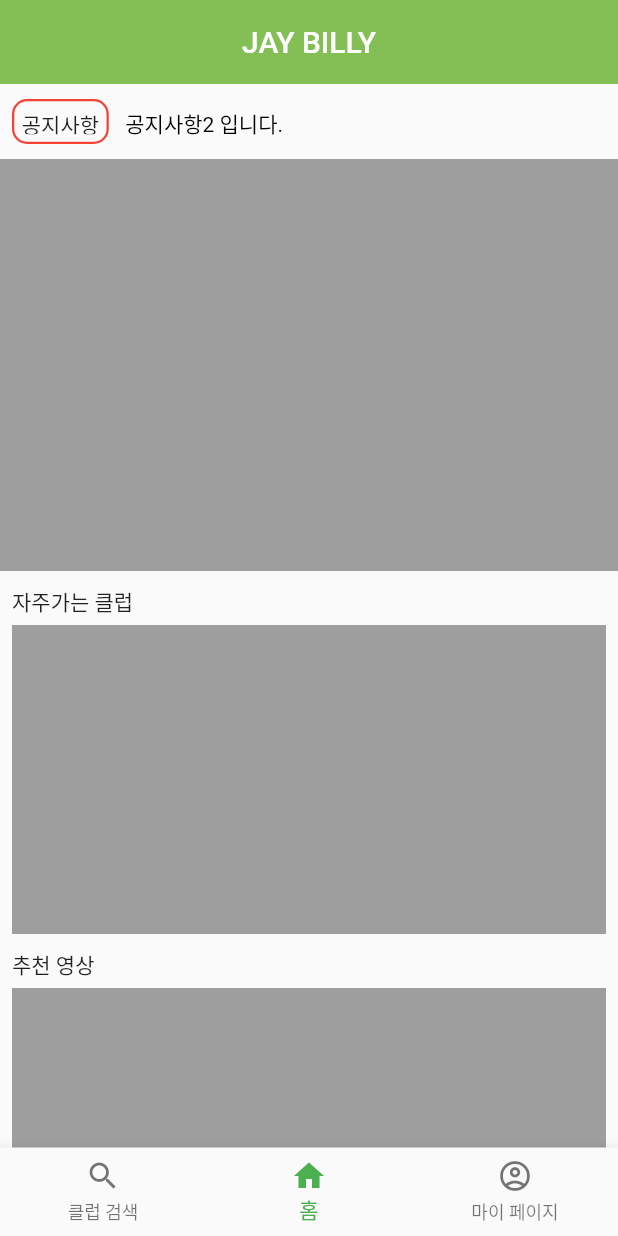
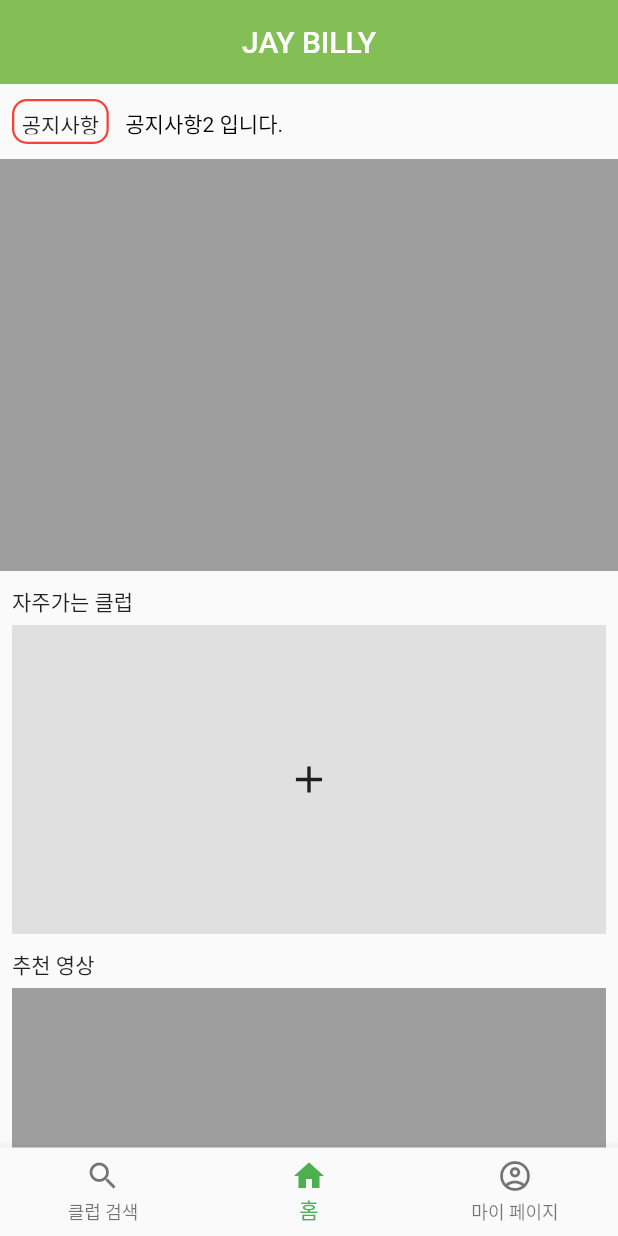
Before and after one commit to jspark2201/JayBilli_Mobile, a Flutter app: the screen it shows after launch, on a phone screen of 412 x 824 dp. Run offline on Flutter 3.47's test engine with Material 2 defaults, Android fonts, the phone set to English and light mode, and no system bars; our stand-ins replace cloud_firestore, email_validator, firebase_auth, flutter_datetime_picker, fluttertoast, mask_text_input_formatter; accounts and stored records are empty.

Commit message:
favorite club layout -01

```diff
--- a/jaybilli_mobile/lib/home_page.dart
+++ b/jaybilli_mobile/lib/home_page.dart
@@ -89,11 +89,7 @@ class _HomePageState extends State<HomePage> {
                       ),
                       Padding(
                         padding: const EdgeInsets.symmetric(horizontal: 8.0),
-                        child: Container(
-                          color: Colors.grey,
-                          width: double.infinity,
-                          height: _size.height / 4,
-                        ),
+                        child: _favoriteClub(),
                       ),
                       SizedBox(
                         height: 10,
@@ -158,4 +154,21 @@ class _HomePageState extends State<HomePage> {
       ],
     );
   }
+
+  Widget _favoriteClub() {
+    return Container(
+      color: Colors.grey[300],
+      width: double.infinity,
+      height: _size.height / 4,
+      child: IconButton(
+        icon: Icon(Icons.add),
+        iconSize: 30,
+        onPressed: () {
+          print('자주가는 클럽 눌림');
+        },
+      ),
+    );
+  }
+
+
 }
--- a/jaybilli_mobile/pubspec.yaml
+++ b/jaybilli_mobile/pubspec.yaml
@@ -35,6 +35,7 @@ dependencies:
   provider: ^4.3.3
   flutter_swiper: ^1.1.6
   infinity_page_view: ^1.0.0
+  youtube_player_flutter: ^7.0.0+7
 
   # The following adds the Cupertino Icons font to your application.
   # Use with the CupertinoIcons class for iOS style icons.
```
Also changed, not shown: jaybilli_mobile/pubspec.lock, 1 other file.
